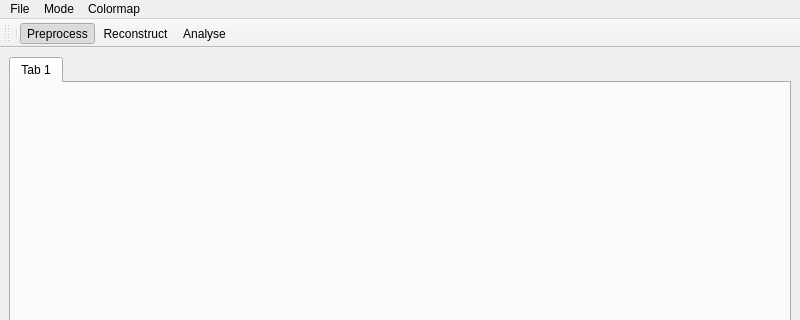
First picture: the form in Hawk/Hawk.ui, repository FXIhub/hawk, before the edit; both pictures show x 0 to 800 and y 0 to 320 of the 800 by 600 pixel window.
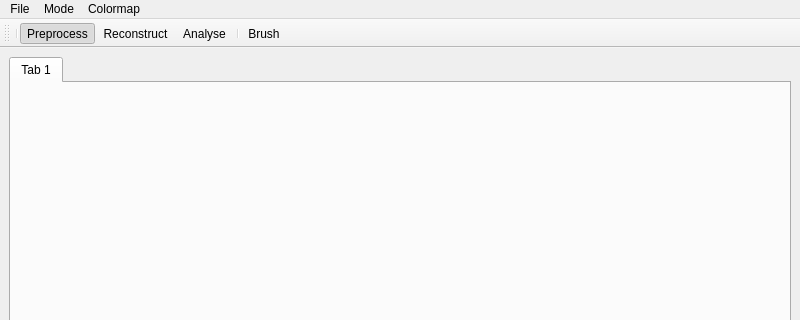
Second picture: the form after the edit. Icons and pictures are not drawn.

The edit to the form file:
```diff
--- a/Hawk/Hawk.ui
+++ b/Hawk/Hawk.ui
@@ -89,6 +89,8 @@
    <addaction name="actionPreprocess" />
    <addaction name="actionReconstruct" />
    <addaction name="actionAnalyse" />
+   <addaction name="separator" />
+   <addaction name="actionBrush" />
   </widget>
   <action name="actionOpen" >
    <property name="text" >
@@ -167,6 +169,17 @@
     <string>Traditional</string>
    </property>
   </action>
+  <action name="actionBrush" >
+   <property name="checkable" >
+    <bool>true</bool>
+   </property>
+   <property name="icon" >
+    <iconset resource="Hawk.qrc" >:/images/32x32/brush.png</iconset>
+   </property>
+   <property name="text" >
+    <string>Brush</string>
+   </property>
+  </action>
  </widget>
  <resources/>
  <connections/>
```
Left out of the diff: 4 changed lines with no effect on the pictures.
